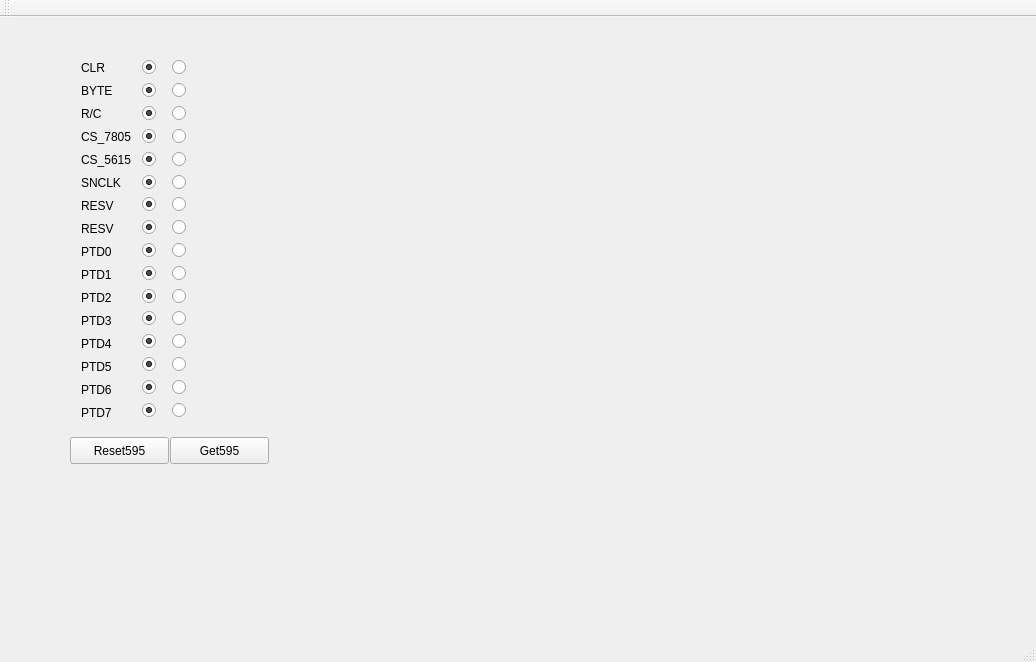
beaquant/elephant, file Code/driver/boardTest/mainwindow.ui: the form before one commit.
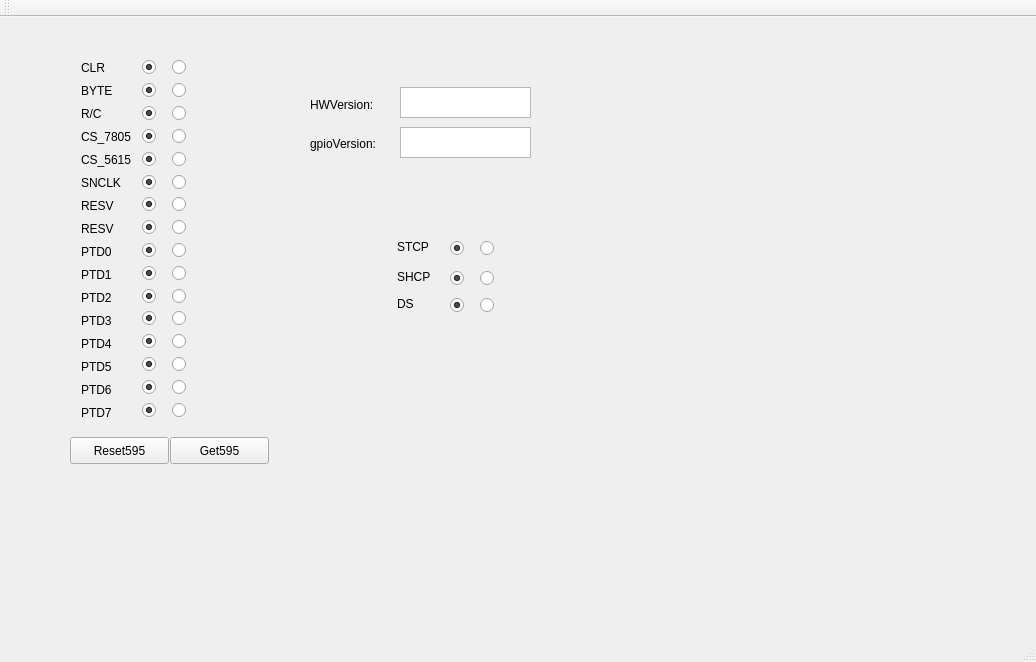
The form after the commit.

What changed in the file:
```diff
--- a/Code/driver/boardTest/mainwindow.ui
+++ b/Code/driver/boardTest/mainwindow.ui
@@ -834,6 +834,196 @@
      <string>Get595</string>
     </property>
    </widget>
+   <widget class="QLabel" name="gpioVersion">
+    <property name="geometry">
+     <rect>
+      <x>310</x>
+      <y>118</y>
+      <width>91</width>
+      <height>17</height>
+     </rect>
+    </property>
+    <property name="text">
+     <string>gpioVersion:</string>
+    </property>
+   </widget>
+   <widget class="QTextBrowser" name="gpioVersionText">
+    <property name="geometry">
+     <rect>
+      <x>400</x>
+      <y>110</y>
+      <width>131</width>
+      <height>31</height>
+     </rect>
+    </property>
+   </widget>
+   <widget class="QLabel" name="HWVersion">
+    <property name="geometry">
+     <rect>
+      <x>310</x>
+      <y>79</y>
+      <width>91</width>
+      <height>17</height>
+     </rect>
+    </property>
+    <property name="text">
+     <string>HWVersion:</string>
+    </property>
+   </widget>
+   <widget class="QTextBrowser" name="HWVersionText">
+    <property name="geometry">
+     <rect>
+      <x>400</x>
+      <y>70</y>
+      <width>131</width>
+      <height>31</height>
+     </rect>
+    </property>
+   </widget>
+   <widget class="QRadioButton" name="STCP_0">
+    <property name="geometry">
+     <rect>
+      <x>450</x>
+      <y>220</y>
+      <width>21</width>
+      <height>22</height>
+     </rect>
+    </property>
+    <property name="text">
+     <string/>
+    </property>
+    <property name="checked">
+     <bool>true</bool>
+    </property>
+    <attribute name="buttonGroup">
+     <string notr="true">buttonGroup_16</string>
+    </attribute>
+   </widget>
+   <widget class="QRadioButton" name="STCP_1">
+    <property name="geometry">
+     <rect>
+      <x>480</x>
+      <y>220</y>
+      <width>21</width>
+      <height>22</height>
+     </rect>
+    </property>
+    <property name="text">
+     <string/>
+    </property>
+    <attribute name="buttonGroup">
+     <string notr="true">buttonGroup_16</string>
+    </attribute>
+   </widget>
+   <widget class="QLabel" name="STCP">
+    <property name="geometry">
+     <rect>
+      <x>397</x>
+      <y>220</y>
+      <width>41</width>
+      <height>20</height>
+     </rect>
+    </property>
+    <property name="text">
+     <string>STCP</string>
+    </property>
+   </widget>
+   <widget class="QRadioButton" name="SHCP_1">
+    <property name="geometry">
+     <rect>
+      <x>480</x>
+      <y>250</y>
+      <width>21</width>
+      <height>22</height>
+     </rect>
+    </property>
+    <property name="text">
+     <string/>
+    </property>
+    <attribute name="buttonGroup">
+     <string notr="true">buttonGroup_17</string>
+    </attribute>
+   </widget>
+   <widget class="QRadioButton" name="SHCP_0">
+    <property name="geometry">
+     <rect>
+      <x>450</x>
+      <y>250</y>
+      <width>21</width>
+      <height>22</height>
+     </rect>
+    </property>
+    <property name="text">
+     <string/>
+    </property>
+    <property name="checked">
+     <bool>true</bool>
+    </property>
+    <attribute name="buttonGroup">
+     <string notr="true">buttonGroup_17</string>
+    </attribute>
+   </widget>
+   <widget class="QLabel" name="SHCP">
+    <property name="geometry">
+     <rect>
+      <x>397</x>
+      <y>250</y>
+      <width>41</width>
+      <height>20</height>
+     </rect>
+    </property>
+    <property name="text">
+     <string>SHCP</string>
+    </property>
+   </widget>
+   <widget class="QRadioButton" name="DS_1">
+    <property name="geometry">
+     <rect>
+      <x>480</x>
+      <y>277</y>
+      <width>21</width>
+      <height>22</height>
+     </rect>
+    </property>
+    <property name="text">
+     <string/>
+    </property>
+    <attribute name="buttonGroup">
+     <string notr="true">buttonGroup_18</string>
+    </attribute>
+   </widget>
+   <widget class="QRadioButton" name="DS_0">
+    <property name="geometry">
+     <rect>
+      <x>450</x>
+      <y>277</y>
+      <width>21</width>
+      <height>22</height>
+     </rect>
+    </property>
+    <property name="text">
+     <string/>
+    </property>
+    <property name="checked">
+     <bool>true</bool>
+    </property>
+    <attribute name="buttonGroup">
+     <string notr="true">buttonGroup_18</string>
+    </attribute>
+   </widget>
+   <widget class="QLabel" name="DS">
+    <property name="geometry">
+     <rect>
+      <x>397</x>
+      <y>277</y>
+      <width>41</width>
+      <height>20</height>
+     </rect>
+    </property>
+    <property name="text">
+     <string>DS</string>
+    </property>
+   </widget>
    <zorder>layoutWidget</zorder>
    <zorder>HC595PIN1_0</zorder>
    <zorder>label</zorder>
```
Left out of the diff: 34 changed lines with no effect on the pictures.
